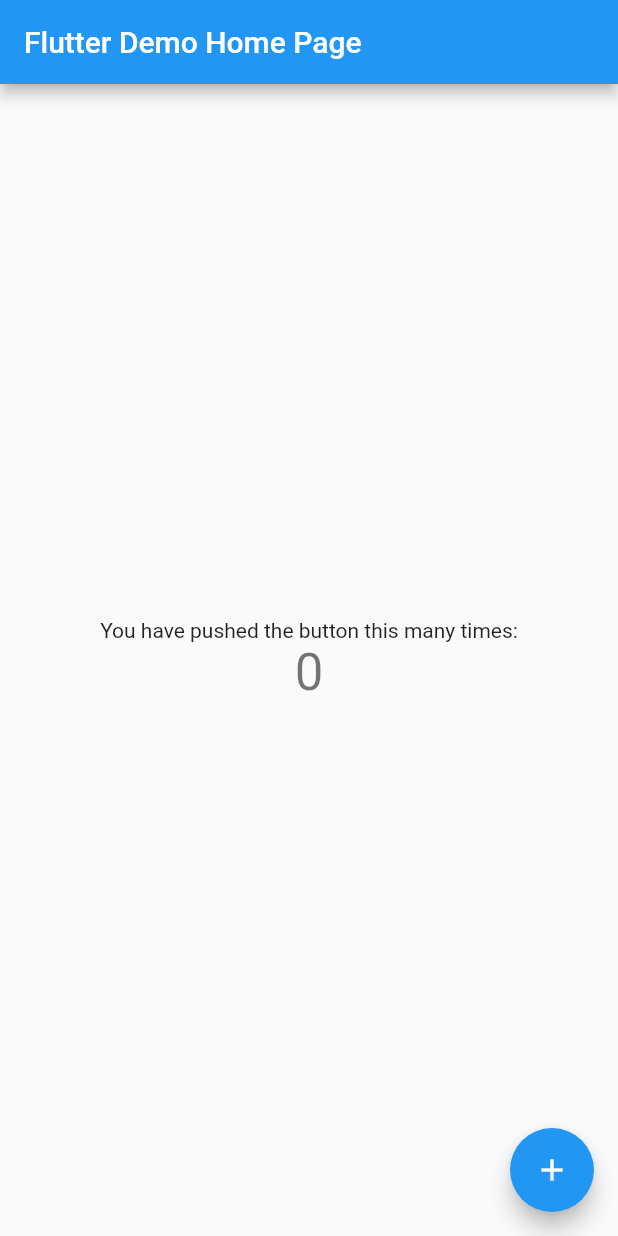
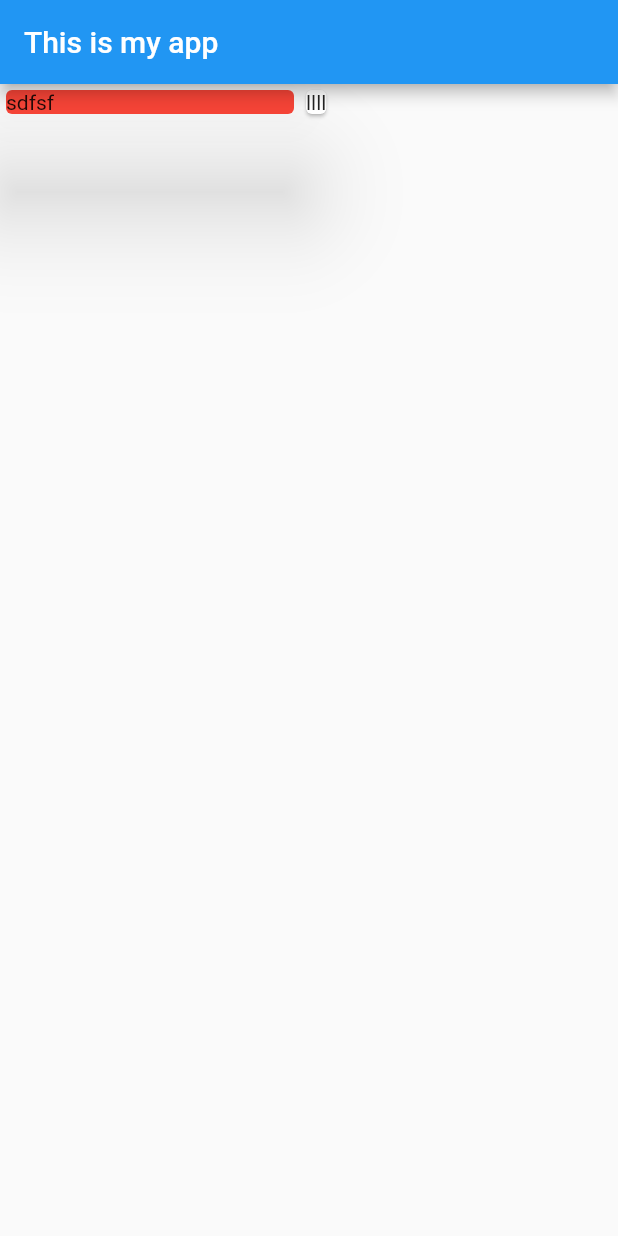
Before and after one commit to tunganh252/flutter_test_2, a Flutter app: the screen it shows after launch, on a phone screen of 412 x 824 dp. Run offline on Flutter 3.47's test engine with Material 2 defaults, Android fonts, the phone set to English and light mode, and no system bars.

Commit message:
[Implement] UI

```diff
--- a/lib/main.dart
+++ b/lib/main.dart
@@ -1,117 +1,60 @@
 import 'package:flutter/material.dart';
 
-void main() {
-  runApp(MyApp());
-}
+void main() => runApp(MyApp());
 
 class MyApp extends StatelessWidget {
-  // This widget is the root of your application.
   @override
   Widget build(BuildContext context) {
-    return MaterialApp(
-      title: 'Flutter Demo',
-      theme: ThemeData(
-        // This is the theme of your application.
-        //
-        // Try running your application with "flutter run". You'll see the
-        // application has a blue toolbar. Then, without quitting the app, try
-        // changing the primarySwatch below to Colors.green and then invoke
-        // "hot reload" (press "r" in the console where you ran "flutter run",
-        // or simply save your changes to "hot reload" in a Flutter IDE).
-        // Notice that the counter didn't reset back to zero; the application
-        // is not restarted.
-        primarySwatch: Colors.blue,
-        // This makes the visual density adapt to the platform that you run
-        // the app on. For desktop platforms, the controls will be smaller and
-        // closer together (more dense) than on mobile platforms.
-        visualDensity: VisualDensity.adaptivePlatformDensity,
-      ),
-      home: MyHomePage(title: 'Flutter Demo Home Page'),
-    );
+    return MaterialApp(title: 'Flutter App', home: MyHomePage());
   }
 }
 
-class MyHomePage extends StatefulWidget {
-  MyHomePage({Key key, this.title}) : super(key: key);
-
-  // This widget is the home page of your application. It is stateful, meaning
-  // that it has a State object (defined below) that contains fields that affect
-  // how it looks.
-
-  // This class is the configuration for the state. It holds the values (in this
-  // case the title) provided by the parent (in this case the App widget) and
-  // used by the build method of the State. Fields in a Widget subclass are
-  // always marked "final".
-
-  final String title;
-
-  @override
-  _MyHomePageState createState() => _MyHomePageState();
-}
-
-class _MyHomePageState extends State<MyHomePage> {
-  int _counter = 0;
-
-  void _incrementCounter() {
-    setState(() {
-      // This call to setState tells the Flutter framework that something has
-      // changed in this State, which causes it to rerun the build method below
-      // so that the display can reflect the updated values. If we changed
-      // _counter without calling setState(), then the build method would not be
-      // called again, and so nothing would appear to happen.
-      _counter++;
-    });
-  }
-
+class MyHomePage extends StatelessWidget {
   @override
   Widget build(BuildContext context) {
-    // This method is rerun every time setState is called, for instance as done
-    // by the _incrementCounter method above.
-    //
-    // The Flutter framework has been optimized to make rerunning build methods
-    // fast, so that you can just rebuild anything that needs updating rather
-    // than having to individually change instances of widgets.
     return Scaffold(
-      appBar: AppBar(
-        // Here we take the value from the MyHomePage object that was created by
-        // the App.build method, and use it to set our appbar title.
-        title: Text(widget.title),
-      ),
-      body: Center(
-        // Center is a layout widget. It takes a single child and positions it
-        // in the middle of the parent.
-        child: Column(
-          // Column is also a layout widget. It takes a list of children and
-          // arranges them vertically. By default, it sizes itself to fit its
-          // children horizontally, and tries to be as tall as its parent.
-          //
-          // Invoke "debug painting" (press "p" in the console, choose the
-          // "Toggle Debug Paint" action from the Flutter Inspector in Android
-          // Studio, or the "Toggle Debug Paint" command in Visual Studio Code)
-          // to see the wireframe for each widget.
-          //
-          // Column has various properties to control how it sizes itself and
-          // how it positions its children. Here we use mainAxisAlignment to
-          // center the children vertically; the main axis here is the vertical
-          // axis because Columns are vertical (the cross axis would be
-          // horizontal).
-          mainAxisAlignment: MainAxisAlignment.center,
-          children: <Widget>[
-            Text(
-              'You have pushed the button this many times:',
+        appBar: AppBar(
+          title: Text("This is my app"),
+        ),
+        body: Row(
+          children: [
+            Container(
+              width: 200,
+              child: Card(
+                color: Colors.red,
+                elevation: 30,
+                child: Text("sdfsf"),
+              ),
             ),
-            Text(
-              '$_counter',
-              style: Theme.of(context).textTheme.headline4,
-            ),
+            Card(
+              child: Text("llll"),
+            )
           ],
-        ),
-      ),
-      floatingActionButton: FloatingActionButton(
-        onPressed: _incrementCounter,
-        tooltip: 'Increment',
-        child: Icon(Icons.add),
-      ), // This trailing comma makes auto-formatting nicer for build methods.
-    );
+        ));
   }
 }
+// class MyHomePage extends StatelessWidget {
+//   @override
+//   Widget build(BuildContext context) {
+//     return Scaffold(
+//       appBar: AppBar(
+//         title: Text("This is my app"),
+//       ),
+//       body: Column(
+//         children: [
+//           Container(
+//             width: double.infinity,
+//             child: Card(
+//               color: Colors.blue,
+//               child: Text("CHART"),
+//               elevation: 10,
+//             ),
+//           ),
+//           Card(
+//             child: Text("List of text"),
+//           ),
+//         ],
+//       ),
+//     );
+//   }
+// }
```
